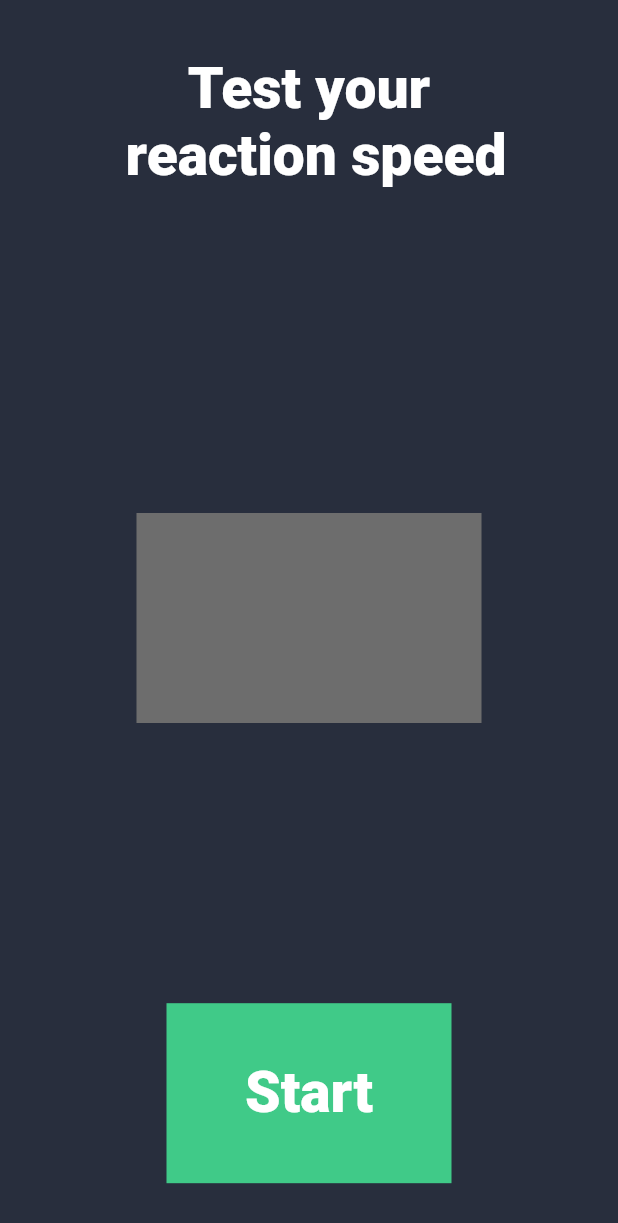
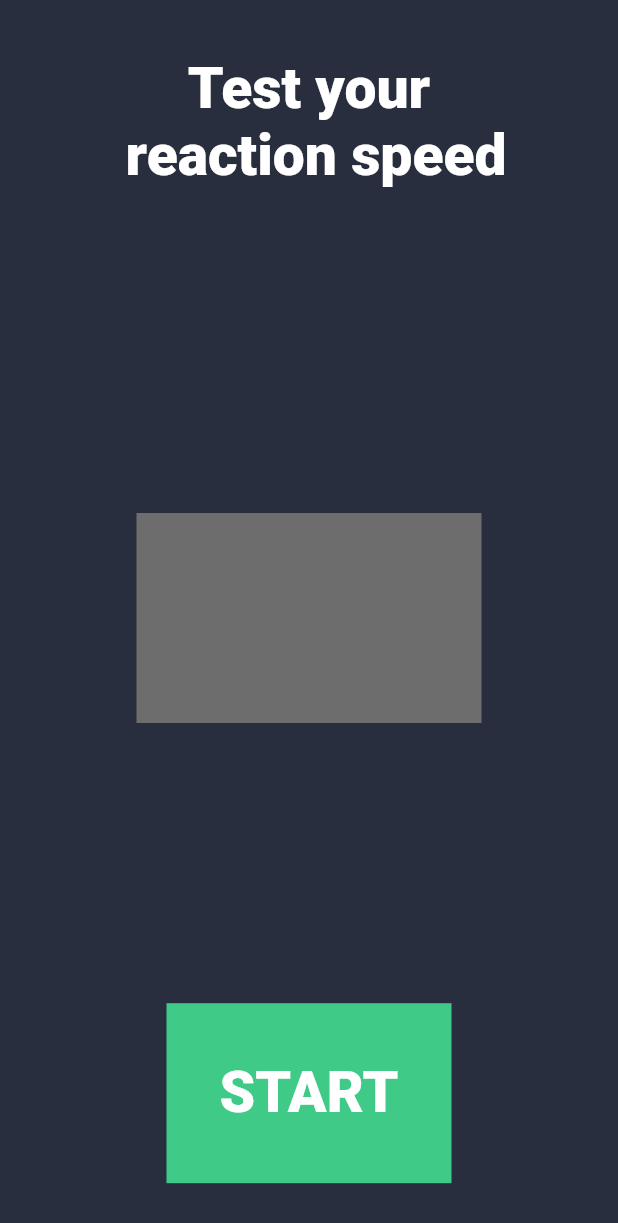
Before and after one commit to flywerk/flutter_push, a Flutter app: the screen it shows after launch, on a phone screen of 412 x 824 dp. Shown: the top 1223 px of the screen. Run offline on Flutter 3.47's test engine with Material 2 defaults, Android fonts, the phone set to English and light mode, and no system bars.

Commit message:
push the button v2

```diff
--- a/lib/main.dart
+++ b/lib/main.dart
@@ -97,7 +97,7 @@ class _MyHomePageState extends State<MyHomePage> {
                   child: Center(
                     child: Text(
                       _getButtonText(),
-                      style: TextStyle(fontSize:38, fontWeight: FontWeight.w900, color: Colors.white),
+                      style: TextStyle(fontSize: 38, fontWeight: FontWeight.w900, color: Colors.white),
                     ),
                   ),
                 ),
@@ -112,11 +112,11 @@ class _MyHomePageState extends State<MyHomePage> {
   String _getButtonText() {
     switch (gameState) {
       case GameState.readyToStart:
-        return "Start";
+        return "START";
       case GameState.waiting:
-        return "Wait";
+        return "WAIT";
       case GameState.canBeStopped:
-        return "Stop";
+        return "STOP";
     }
   }
 
```
